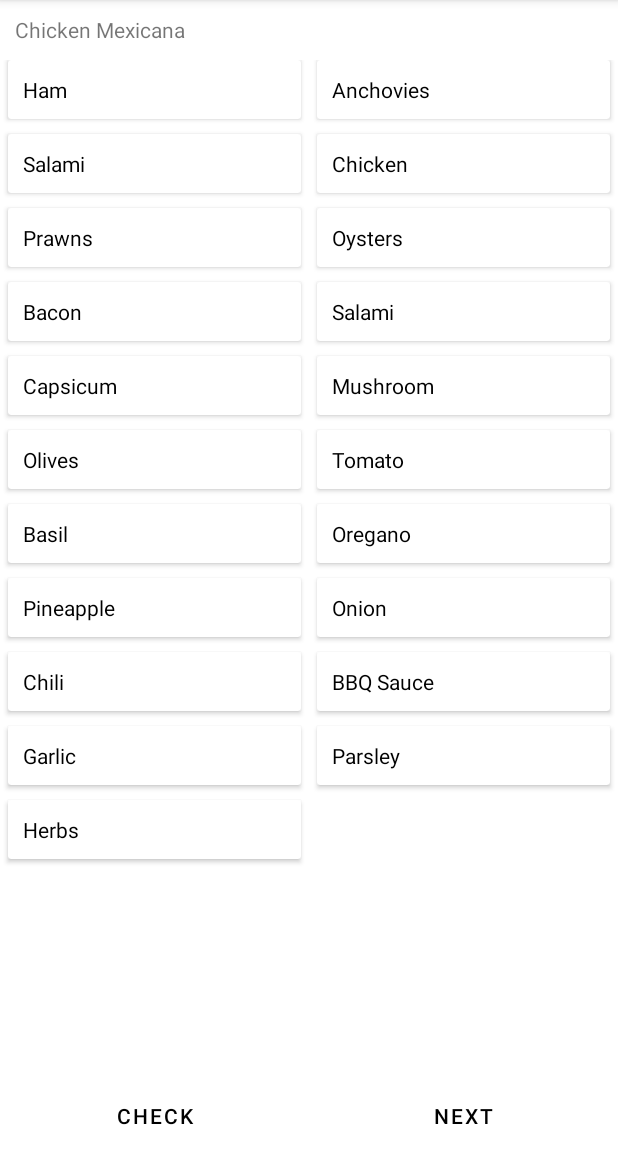
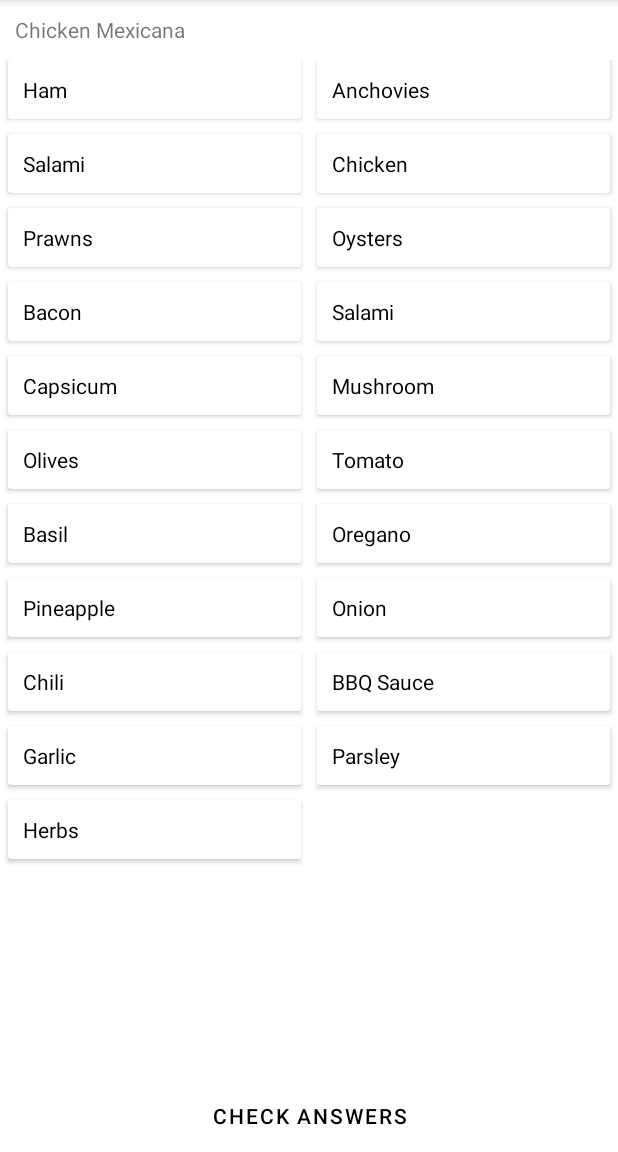
Before and after one commit to emm-an-uel/marcellina-pizzas, an Android app: the screen it shows after launch (MainActivity), on a phone screen of 412 x 824 dp, the part 84-1236 px from its top. Run offline under Robolectric (Android 15) with nearby library versions, the phone set to English and light mode, and no system bars.

Commit message:
replaced two buttons with one

```diff
--- a/app/src/main/java/com/example/marcellinapizzas/MainActivity.kt
+++ b/app/src/main/java/com/example/marcellinapizzas/MainActivity.kt
@@ -13,12 +13,12 @@ class MainActivity : AppCompatActivity() {
     lateinit var rv: RecyclerView
     lateinit var rvAdapter: Adapter
     lateinit var btnCheck: Button
-    lateinit var btnNext: Button
     lateinit var listOfToppings: List<String>
     lateinit var listOfPizzas: List<Pizza>
     lateinit var viewModel: ViewModelMain
     lateinit var tvPizza: TextView
     lateinit var correctToppings: List<String>
+    var answersChecked = false
 
     override fun onCreate(savedInstanceState: Bundle?) {
         super.onCreate(savedInstanceState)
@@ -40,12 +40,19 @@ class MainActivity : AppCompatActivity() {
 
         // buttons
         btnCheck = findViewById(R.id.btnCheck)
+        btnCheck.text = "check answers"
+
         btnCheck.setOnClickListener {
-            // TODO: check answers
-        }
-        btnNext = findViewById(R.id.btnNext)
-        btnNext.setOnClickListener {
-            nextPizza()
+            if (!answersChecked) { // if answers have not been checked
+                // TODO: check answers
+                btnCheck.text = "next pizza"
+                answersChecked = true
+
+            } else { // if answers have been checked
+                nextPizza()
+                btnCheck.text = "check answers"
+                answersChecked = false
+            }
         }
     }
 
--- a/app/src/main/res/layout/activity_main.xml
+++ b/app/src/main/res/layout/activity_main.xml
@@ -33,20 +33,10 @@
 
         <Button
             android:id="@+id/btnCheck"
-            android:layout_width="wrap_content"
+            android:layout_width="match_parent"
             android:layout_height="wrap_content"
-            android:layout_weight="1"
             android:background="@android:color/transparent"
-            android:text="check"
-            android:textColor="?attr/colorOnPrimarySurface" />
-
-        <Button
-            android:id="@+id/btnNext"
-            android:layout_width="wrap_content"
-            android:layout_height="wrap_content"
-            android:layout_weight="1"
-            android:background="@android:color/transparent"
-            android:text="next"
+            android:text="button"
             android:textColor="?attr/colorOnPrimarySurface" />
 
     </LinearLayout>
```
